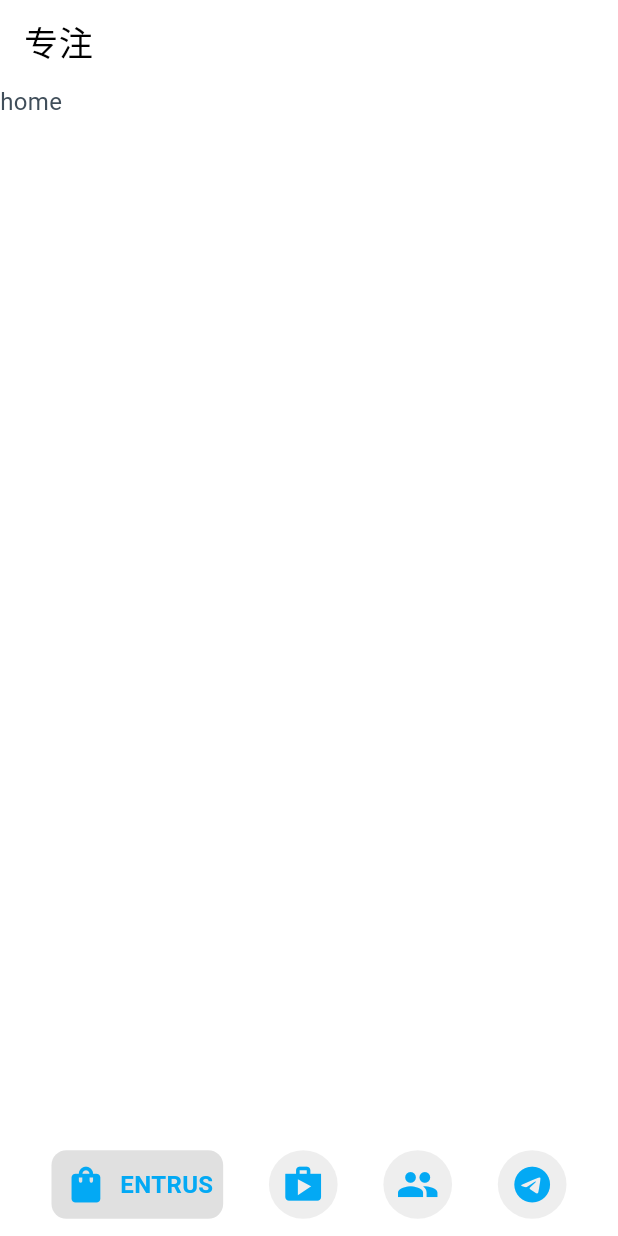
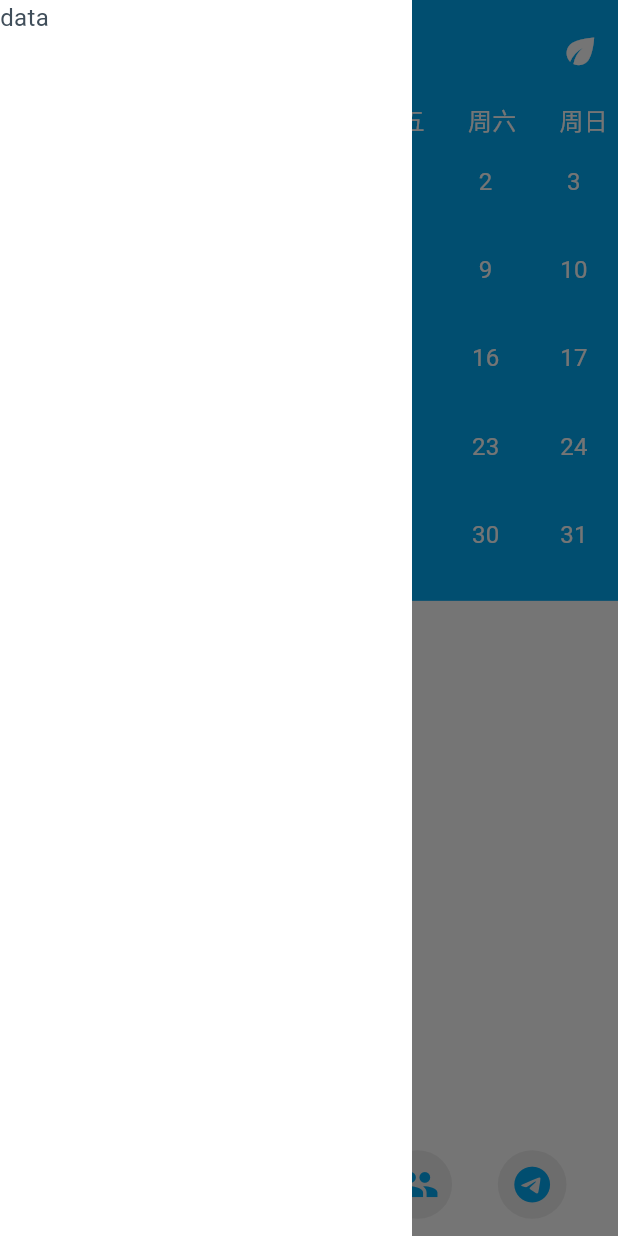
Before and after one commit to Clz-SkyWalker/todo_shop, a Flutter app: the screen it shows after launch, with the side drawer open (before the commit the screen has no drawer), on a phone screen of 412 x 824 dp. Run offline on Flutter 3.47's test engine with Material 2 defaults, Android fonts, the phone set to English and light mode, and no system bars; our stand-ins replace flutter_riverpod, flutter_screenutil, get_it, google_fonts, hooks_riverpod, shared_preferences.

Commit message:
feat: 1.多语言修改 2.增加tabBar日期组件(开发中)

```diff
--- /dev/null
+++ b/lib/logic/manager/state/state_home.dart
@@ -0,0 +1,25 @@
+import 'package:flutter/foundation.dart';
+import 'package:flutter/material.dart';
+import 'package:hooks_riverpod/hooks_riverpod.dart';
+
+@immutable
+class StateHome {
+  const StateHome({required this.date});
+
+  // 当前选择
+  final DateTime date;
+
+  StateHome copyWith({DateTime? date}) {
+    return StateHome(
+      date: date ?? this.date,
+    );
+  }
+}
+
+class StateHomeNotifier extends StateNotifier<StateHome> {
+  StateHomeNotifier(super.state);
+
+  void switchDate(DateTime date) {
+    state = state.copyWith(date: date);
+  }
+}
--- a/lib/logic/manager/state/state_manager.dart
+++ b/lib/logic/manager/state/state_manager.dart
@@ -1,7 +1,9 @@
-import 'package:flutter/widgets.dart';
+import 'package:flutter/material.dart';
 import 'package:hooks_riverpod/hooks_riverpod.dart';
+import '../../utils/export_utils.dart';
 import 'state_app_base.dart';
 import 'state_bottom_bar.dart';
+import 'state_home.dart';
 
 // 系统状态管理
 final stateAppBaseProvider =
@@ -9,5 +11,12 @@ final stateAppBaseProvider =
         (ref) => StateAppBaseNotifier(StateAppBase(0, 0)));
 // tab 状态管理
 final stateTabProvider =
-    StateNotifierProvider<StateBottomBarNotifier, StateBottomBar>(
-        (ref) => StateBottomBarNotifier(StateBottomBar(index: 0,pageController: PageController())));
+    StateNotifierProvider<StateBottomBarNotifier, StateBottomBar>((ref) =>
+        StateBottomBarNotifier(
+            StateBottomBar(index: 0, pageController: PageController())));
+
+// home page
+final stateHomeProvider = StateNotifierProvider<StateHomeNotifier, StateHome>(
+    (ref) => StateHomeNotifier(StateHome(
+        date:
+            UtilTime.formatDateTime(FormatDateTime.yyyyMmDd, DateTime.now()))));
--- a/lib/logic/manager/translation/l10n/intl_en.arb
+++ b/lib/logic/manager/translation/l10n/intl_en.arb
@@ -2,5 +2,12 @@
   "appName":"project name",
   "entrust":"ENTRUST",
   "shop":"SHOP",
-  "me":"ME"
+  "me":"ME",
+  "monday":"Mon",
+  "tuesday":"Tue",
+  "wednesday":"Wed",
+  "thursday":"Thu",
+  "friday":"Fri",
+  "saturday":"Sat",
+  "sunday":"sun"
 }
--- a/lib/logic/manager/translation/l10n/intl_zh.arb
+++ b/lib/logic/manager/translation/l10n/intl_zh.arb
@@ -1,6 +1,13 @@
 {
   "appName":"项目名称",
-    "entrust":"委托",
-    "shop":"商店",
-    "me":"我的"
+  "entrust":"委托",
+  "shop":"商店",
+  "me":"我的",
+  "monday":"周一",
+  "tuesday":"周二",
+  "wednesday":"周三",
+  "thursday":"周四",
+  "friday":"周五",
+  "saturday":"周六",
+  "sunday":"周日"
 }
--- /dev/null
+++ b/lib/logic/utils/export_utils.dart
@@ -0,0 +1 @@
+export 'util_time.dart';
--- /dev/null
+++ b/lib/logic/utils/util_time.dart
@@ -0,0 +1,91 @@
+import 'package:flutter/material.dart';
+
+import '../manager/export_normal_manager.dart';
+
+/// 时间格式化枚举
+enum FormatDateTime {
+  yyyyMmDd,
+}
+
+class UtilTime {
+  /// 获取本周七天的日期
+  static List<DateTime> getWeekDate(DateTime date) {
+    var weekday = formatDateTime(FormatDateTime.yyyyMmDd,
+        date.subtract(Duration(days: date.weekday - 1)));
+    final result = <DateTime>[];
+    for (var i = 0; i < 7; i++) {
+      result.add(weekday);
+      weekday = weekday.add(const Duration(days: 1));
+    }
+    return result;
+  }
+
+  /// 获取本月40天，不足的话获取上下月最近的天数补齐
+  static List<DateTime> get35Day(DateTime date) {
+    final result = <DateTime>[];
+    var firstDay = formatDateTime(FormatDateTime.yyyyMmDd,
+        date.subtract(Duration(days: date.day)).add(const Duration(days: 1)));
+    final monthTotalDay =
+        DateUtils.getDaysInMonth(firstDay.year, firstDay.month);
+
+    // 补全第一周上个月的几天
+    if (firstDay.weekday != DateTime.monday) {
+      final preWeek = getWeekDate(firstDay);
+      for (final value in preWeek) {
+        if (value.isBefore(firstDay)) {
+          result.add(value);
+          continue;
+        }
+        break;
+      }
+    }
+
+    // 添加当月全部天数
+    result.add(firstDay);
+    for (var i = 0; i < monthTotalDay-1; i++) {
+      firstDay = firstDay.add(const Duration(days: 1));
+      result.add(firstDay);
+    }
+
+    // 补全下月全部天数
+    if (firstDay.weekday != DateTime.sunday) {
+      final nextWeek = getWeekDate(firstDay);
+      for (final value in nextWeek) {
+        if (value.isAfter(firstDay)) {
+          result.add(value);
+        }
+      }
+    }
+    return result;
+  }
+
+  /// 格式化日期对象
+  static DateTime formatDateTime(FormatDateTime format, DateTime date) {
+    switch (format) {
+      case FormatDateTime.yyyyMmDd:
+        return DateTime(date.year, date.month, date.day);
+    }
+  }
+
+  /// 根据周几转文字，支持翻译
+  static String weekToString(int week) {
+    switch (week) {
+      case DateTime.monday:
+        return S.current.monday;
+      case DateTime.tuesday:
+        return S.current.tuesday;
+      case DateTime.wednesday:
+        return S.current.wednesday;
+      case DateTime.thursday:
+        return S.current.thursday;
+      case DateTime.friday:
+        return S.current.friday;
+      case DateTime.saturday:
+        return S.current.saturday;
+      case DateTime.sunday:
+        return S.current.sunday;
+      default:
+        return '';
+    }
+  }
+}
--- a/lib/main.dart
+++ b/lib/main.dart
@@ -32,8 +32,8 @@ class MyApp extends StatelessWidget {
               GlobalCupertinoLocalizations.delegate,
             ],
             supportedLocales: const [
-              Locale('en', 'US'), // English, no country code
-              // Locale('zh', 'CN'), // Spanish, no country code
+              // Locale('en', 'US'), // English, no country code
+              Locale('zh', 'CN'), // Spanish, no country code
             ],
             theme: IThemeManager.createTheme(switchTheme(appState.getTheme)),
             debugShowCheckedModeBanner: false,
--- /dev/null
+++ b/lib/ui/component/draw_comp/draw_comp.dart
@@ -0,0 +1,21 @@
+import 'package:flutter/material.dart';
+import 'package:flutter_screenutil/flutter_screenutil.dart';
+
+class DrawComp extends StatefulWidget {
+  const DrawComp({Key? key}) : super(key: key);
+
+  @override
+  State<DrawComp> createState() => _DrawCompState();
+}
+
+class _DrawCompState extends State<DrawComp> {
+  @override
+  Widget build(BuildContext context) {
+    return Container(
+      width: 240.w,
+      height: double.infinity,
+      color: Theme.of(context).colorScheme.primaryContainer,
+      child: const Text('data'),
+    );
+  }
+}
--- /dev/null
+++ b/lib/ui/component/export_comp.dart
@@ -0,0 +1,2 @@
+export 'tab_bar_comp/tab_bar_comp.dart';
+export 'draw_comp/draw_comp.dart';
--- /dev/null
+++ b/lib/ui/component/tab_bar_comp/tab_bar_comp.dart
@@ -0,0 +1,40 @@
+import 'package:flutter/material.dart';
+import 'package:flutter_screenutil/flutter_screenutil.dart';
+
+import 'tab_bar_date_comp.dart';
+import 'tab_bar_head_comp.dart';
+
+class TabBarComp extends StatefulWidget {
+  const TabBarComp({Key? key, required this.height, required this.headHeight})
+      : super(key: key);
+  final double height;
+  final double headHeight;
+
+  @override
+  State<TabBarComp> createState() => _TabBarCompState();
+}
+
+class _TabBarCompState extends State<TabBarComp> {
+  @override
+  Widget build(BuildContext context) {
+    return Container(
+      decoration: BoxDecoration(color: Theme.of(context).colorScheme.primary),
+      width: double.infinity,
+      child: Column(
+        children: [
+          TabBarHeadComp(height: widget.headHeight),
+          const TabBarDateComp(),
+          Container(
+            height: 20.w,
+            alignment: Alignment.center,
+            child: Icon(
+              Icons.home_max,
+              size: 13.sp,
+              color: Theme.of(context).colorScheme.primaryContainer,
+            ),
+          )
+        ],
+      ),
+    );
+  }
+}
--- /dev/null
+++ b/lib/ui/component/tab_bar_comp/tab_bar_date_comp.dart
@@ -0,0 +1,127 @@
+import 'package:flutter/material.dart';
+import 'package:flutter_screenutil/flutter_screenutil.dart';
+import 'package:hooks_riverpod/hooks_riverpod.dart';
+
+import '../../../logic/manager/export_manager.dart';
+import '../../../logic/utils/export_utils.dart';
+
+class TabBarDateComp extends StatefulWidget {
+  const TabBarDateComp({Key? key}) : super(key: key);
+
+  @override
+  State<TabBarDateComp> createState() => _TabBarDateCompState();
+}
+
+class _TabBarDateCompState extends State<TabBarDateComp> {
+  bool total = true;
+
+  @override
+  Widget build(BuildContext context) {
+    final primaryContainerColor =
+        Theme.of(context).colorScheme.primaryContainer;
+    final primaryColor = Theme.of(context).colorScheme.primary;
+    final unSelectTextStyle = Theme.of(context)
+        .textTheme
+        .bodyText2!
+        .copyWith(color: primaryContainerColor);
+    final selectTextStyle =
+        Theme.of(context).textTheme.bodyText2!.copyWith(color: primaryColor);
+    return Column(
+      children: [
+        headWidget(unSelectTextStyle),
+        total
+            ? monthWidget(unSelectTextStyle, selectTextStyle)
+            : weekWidget(unSelectTextStyle, selectTextStyle),
+      ],
+    );
+  }
+
+  Widget headWidget(TextStyle textStyle) {
+    return Row(
+      mainAxisAlignment: MainAxisAlignment.spaceBetween,
+      children: List.generate(
+        7,
+        (index) => Container(
+          height: 20.w,
+          width: 40.w,
+          alignment: Alignment.center,
+          child: Text(
+            UtilTime.weekToString(index + 1),
+            style: textStyle,
+          ),
+        ),
+      ).toList(),
+    );
+  }
+
+  // 周期选择组件
+  Widget weekWidget(TextStyle unSelectTextStyle, TextStyle selectTextStyle) {
+    return Consumer(
+      builder: (context, ref, child) {
+        final date = ref.watch(stateHomeProvider.select((value) => value.date));
+        return Row(
+          mainAxisAlignment: MainAxisAlignment.spaceBetween,
+          children: UtilTime.getWeekDate(date).map((e) {
+            return dayItemWidget(
+                ref, e, date, unSelectTextStyle, selectTextStyle);
+          }).toList(),
+        );
+      },
+    );
+  }
+
+  Widget monthWidget(TextStyle unSelectTextStyle, TextStyle selectTextStyle) {
+    return Consumer(
+      builder: (context, ref, child) {
+        final date = ref.watch(stateHomeProvider.select((value) => value.date));
+        return SizedBox(
+          height: 250.w,
+          width: double.infinity,
+          child: GridView.count(
+            crossAxisCount: 7,
+            children: UtilTime.get35Day(date).map((e) {
+              return dayItemWidget(
+                  ref, e, date, unSelectTextStyle, selectTextStyle);
+            }).toList(),
+          ),
+        );
+      },
+    );
+  }
+
+  // 单个日子
+  Widget dayItemWidget(WidgetRef ref, DateTime dateItem, DateTime curDate,
+      TextStyle unSelectTextStyle, TextStyle selectTextStyle) {
+    final isSelect = dateItem == curDate;
+    return SizedBox(
+      height: 50.w,
+      width: 50.w,
+      child: ConstrainedBox(
+        constraints: BoxConstraints(
+          maxHeight: 40.w,
+          maxWidth: 40.w,
+        ),
+        child: TextButton(
+          onPressed: () {
+            ref.read(stateHomeProvider.notifier).switchDate(dateItem);
+          },
+          style: TextButton.styleFrom(
+              fixedSize: Size(40.w, 40.w),
+              backgroundColor: isSelect
+                  ? Theme.of(context).colorScheme.primaryContainer
+                  : Theme.of(context).colorScheme.primary,
+              splashFactory: NoSplash.splashFactory),
+          child: Text(
+            '${dateItem.day}',
+            style: isSelect ? selectTextStyle : unSelectTextStyle,
+          ),
+        ),
+      ),
+    );
+  }
+
+  // 下拉按钮
+  Widget loadBtnWidget() {
+    return Container();
+  }
+}
--- /dev/null
+++ b/lib/ui/component/tab_bar_comp/tab_bar_head_comp.dart
@@ -0,0 +1,76 @@
+import 'package:flutter/material.dart';
+import 'package:flutter_screenutil/flutter_screenutil.dart';
+
+class TabBarHeadComp extends StatelessWidget {
+  const TabBarHeadComp({Key? key, required this.height}) : super(key: key);
+  final double height;
+
+  @override
+  Widget build(BuildContext context) {
+    final primaryContainer = Theme.of(context).colorScheme.primaryContainer;
+    final iconSize = Theme.of(context).textTheme.bodyText1!.fontSize! * 1.5;
+    final textStyle = Theme.of(context)
+        .textTheme
+        .bodyText1!
+        .copyWith(color: primaryContainer);
+    return Container(
+      height: height.w,
+      width: double.infinity,
+      padding: EdgeInsets.symmetric(horizontal: 10.w),
+      alignment: Alignment.center,
+      child: Row(
+        mainAxisAlignment: MainAxisAlignment.spaceBetween,
+        crossAxisAlignment: CrossAxisAlignment.center,
+        children: [
+          drawHeadWidget(
+              context, height, primaryContainer, iconSize, textStyle),
+          tailHeadWidget(context, height, primaryContainer, iconSize),
+        ],
+      ),
+    );
+  }
+
+
+  // 头部抽屉按钮
+  Widget drawHeadWidget(BuildContext context, double height, Color color,
+      double iconSize, TextStyle textStyle) {
+    return GestureDetector(
+      onTap: () {
+        Scaffold.of(context).openDrawer();
+      },
+      child: Container(
+        height: height.w,
+        width: 60.w,
+        alignment: Alignment.centerLeft,
+        child: Row(
+          children: [
+            Icon(
+              Icons.menu,
+              size: iconSize,
+              color: color,
+            ),
+            Text(
+              '待办',
+              style: textStyle,
+            ),
+          ],
+        ),
+      ),
+    );
+  }
+
+  // 头部-尾部按钮
+  Widget tailHeadWidget(
+      BuildContext context, double height, Color color, double iconSize) {
+    return Container(
+      height: height.w,
+      width: height.w,
+      alignment: Alignment.centerRight,
+      child: Icon(
+        Icons.eco_sharp,
+        color: color,
+        size: iconSize,
+      ),
+    );
+  }
+}
--- a/lib/ui/pages/home/home_page.dart
+++ b/lib/ui/pages/home/home_page.dart
@@ -1,4 +1,5 @@
 import 'package:flutter/material.dart';
+import '../../component/export_comp.dart';
 
 class HomePage extends StatefulWidget {
   const HomePage({Key? key}) : super(key: key);
@@ -10,7 +11,16 @@ class HomePage extends StatefulWidget {
 class _HomePageState extends State<HomePage> {
   @override
   Widget build(BuildContext context) {
-    return Container(color: Theme.of(context).colorScheme.onPrimaryContainer,
-    child: const Text('home'),);
+    return Container(
+      color: Theme.of(context).colorScheme.onPrimaryContainer,
+      child: Column(
+        children: const [
+          TabBarComp(
+            height: 200,
+            headHeight: 60,
+          ),
+        ],
+      ),
+    );
   }
 }
--- a/lib/ui/pages/scaffold/tab_scaffold.dart
+++ b/lib/ui/pages/scaffold/tab_scaffold.dart
@@ -1,5 +1,6 @@
 import 'package:flutter/material.dart';
 
+import '../../component/export_comp.dart';
 import 'bottom_nov_bar_comp.dart';
 import 'page_view_comp.dart';
 
@@ -13,12 +14,12 @@ class TabScaffold extends StatefulWidget {
 class _TabScaffoldState extends State<TabScaffold> {
   @override
   Widget build(BuildContext context) {
-    return Scaffold(
-      appBar: AppBar(
-        title: const Text('专注'),
+    return const SafeArea(
+      child: Scaffold(
+        bottomNavigationBar: BottomNovBarComp(),
+        drawer: DrawComp(),
+        body: PageViewComp(),
       ),
-      bottomNavigationBar: const BottomNovBarComp(),
-      body: const PageViewComp(),
     );
   }
 }
```
Also changed, not shown: lib/logic/manager/translation/generated/intl/messages_en.dart, lib/logic/manager/translation/generated/intl/messages_zh.dart, lib/logic/manager/translation/generated/l10n.dart.
